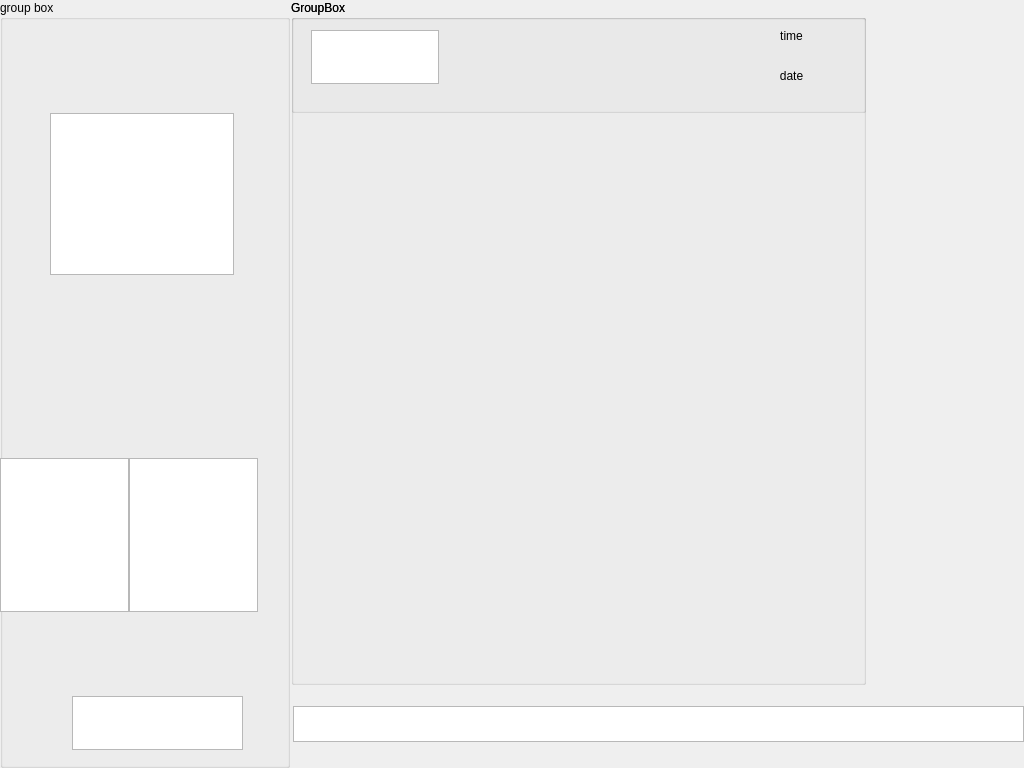
Old version of the form Qt-widget-project/Protocol_test/widget.ui in the repository dongdong-2009/Qt_project.
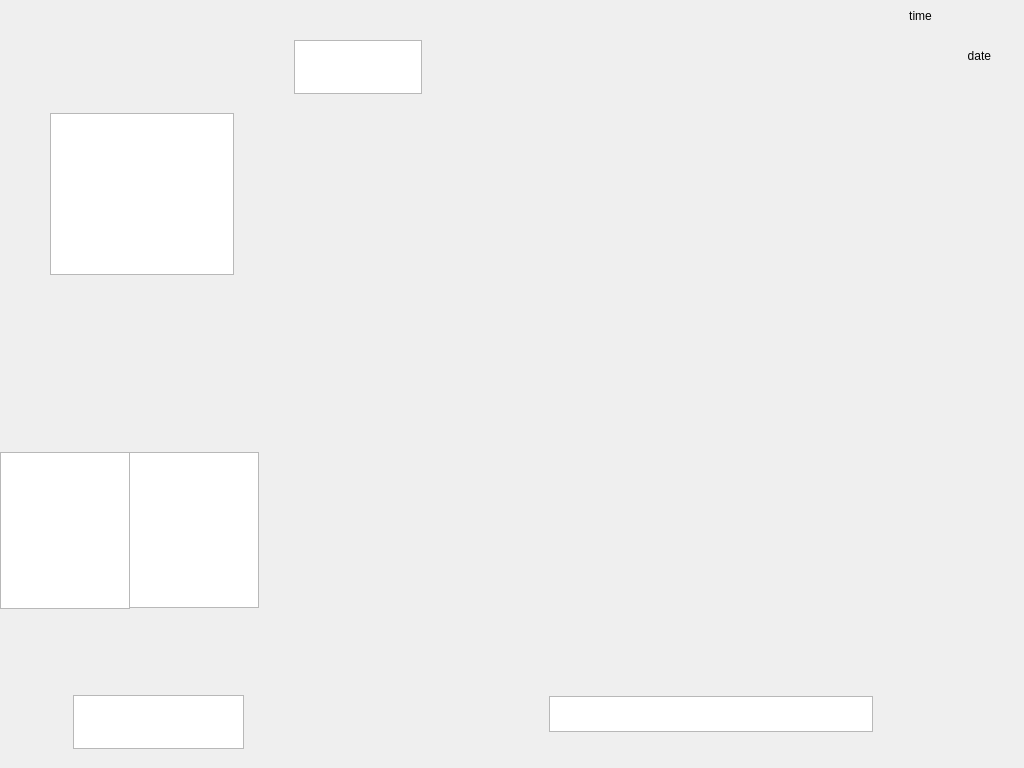
New version of the form.

The edit to the form file:
```diff
--- a/Qt-widget-project/Protocol_test/widget.ui
+++ b/Qt-widget-project/Protocol_test/widget.ui
@@ -13,88 +13,21 @@
   <property name="windowTitle">
    <string>Widget</string>
   </property>
-  <widget class="QGroupBox" name="groupBox">
+  <widget class="QGraphicsView" name="graphicsView_scroll">
    <property name="geometry">
     <rect>
-     <x>0</x>
-     <y>0</y>
-     <width>290</width>
-     <height>768</height>
-    </rect>
-   </property>
-   <property name="title">
-    <string>group box</string>
-   </property>
-   <widget class="QGraphicsView" name="graphicsView_Arrow">
-    <property name="geometry">
-     <rect>
-      <x>50</x>
-      <y>113</y>
-      <width>184</width>
-      <height>162</height>
-     </rect>
-    </property>
-   </widget>
-   <widget class="QGraphicsView" name="graphicsView_4">
-    <property name="geometry">
-     <rect>
-      <x>0</x>
-      <y>458</y>
-      <width>129</width>
-      <height>154</height>
-     </rect>
-    </property>
-   </widget>
-   <widget class="QGraphicsView" name="graphicsView_5">
-    <property name="geometry">
-     <rect>
-      <x>72</x>
+     <x>549</x>
       <y>696</y>
-      <width>171</width>
-      <height>54</height>
+     <width>324</width>
+     <height>36</height>
      </rect>
     </property>
    </widget>
-   <widget class="QGraphicsView" name="graphicsView_6">
-    <property name="geometry">
-     <rect>
-      <x>129</x>
-      <y>458</y>
-      <width>129</width>
-      <height>154</height>
-     </rect>
-    </property>
-   </widget>
-  </widget>
-  <widget class="QGroupBox" name="groupBox_2">
-   <property name="geometry">
-    <rect>
-     <x>291</x>
-     <y>0</y>
-     <width>575</width>
-     <height>685</height>
-    </rect>
-   </property>
-   <property name="title">
-    <string>GroupBox</string>
-   </property>
-   <widget class="QGroupBox" name="groupBox_3">
-    <property name="geometry">
-     <rect>
-      <x>0</x>
-      <y>0</y>
-      <width>575</width>
-      <height>113</height>
-     </rect>
-    </property>
-    <property name="title">
-     <string>GroupBox</string>
-    </property>
     <widget class="QLabel" name="label_date">
      <property name="geometry">
       <rect>
-       <x>430</x>
-       <y>60</y>
+     <x>850</x>
+     <y>40</y>
        <width>141</width>
        <height>31</height>
       </rect>
@@ -103,14 +36,24 @@
       <string>date</string>
      </property>
      <property name="alignment">
-      <set>Qt::AlignCenter</set>
+    <set>Qt::AlignRight|Qt::AlignTrailing|Qt::AlignVCenter</set>
+   </property>
+  </widget>
+  <widget class="QGraphicsView" name="graphicsView_logo">
+   <property name="geometry">
+    <rect>
+     <x>294</x>
+     <y>40</y>
+     <width>128</width>
+     <height>54</height>
+    </rect>
      </property>
     </widget>
     <widget class="QLabel" name="label_time">
      <property name="geometry">
       <rect>
-       <x>460</x>
-       <y>20</y>
+     <x>880</x>
+     <y>0</y>
        <width>81</width>
        <height>31</height>
       </rect>
@@ -122,25 +65,43 @@
       <set>Qt::AlignCenter</set>
      </property>
     </widget>
-    <widget class="QGraphicsView" name="graphicsView">
+  <widget class="QGraphicsView" name="graphicsView_Arrow">
      <property name="geometry">
       <rect>
-       <x>20</x>
-       <y>30</y>
-       <width>128</width>
+     <x>50</x>
+     <y>113</y>
+     <width>184</width>
+     <height>162</height>
+    </rect>
+   </property>
+  </widget>
+  <widget class="QGraphicsView" name="graphicsView_floor1">
+   <property name="geometry">
+    <rect>
+     <x>0</x>
+     <y>452</y>
+     <width>130</width>
+     <height>157</height>
+    </rect>
+   </property>
+  </widget>
+  <widget class="QGraphicsView" name="graphicsView_floor2">
+   <property name="geometry">
+    <rect>
+     <x>129</x>
+     <y>452</y>
+     <width>130</width>
+     <height>156</height>
+    </rect>
+   </property>
+  </widget>
+  <widget class="QGraphicsView" name="graphicsView_emergency">
+   <property name="geometry">
+    <rect>
+     <x>73</x>
+     <y>695</y>
+     <width>171</width>
        <height>54</height>
-      </rect>
-     </property>
-    </widget>
-   </widget>
-  </widget>
-  <widget class="QGraphicsView" name="graphicsView_scroll">
-   <property name="geometry">
-    <rect>
-     <x>293</x>
-     <y>706</y>
-     <width>731</width>
-     <height>36</height>
     </rect>
    </property>
   </widget>
```
Lines whose indentation alone changed are shown as unchanged.
